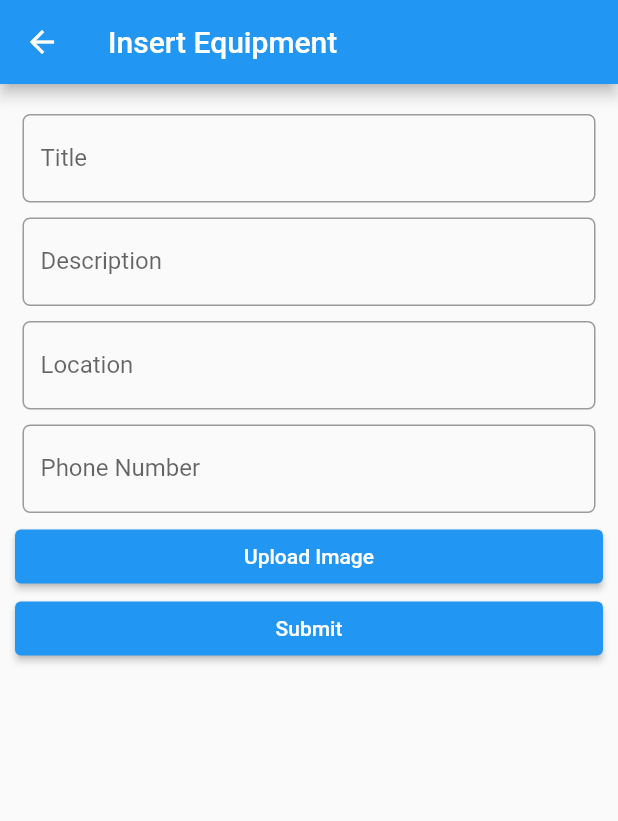
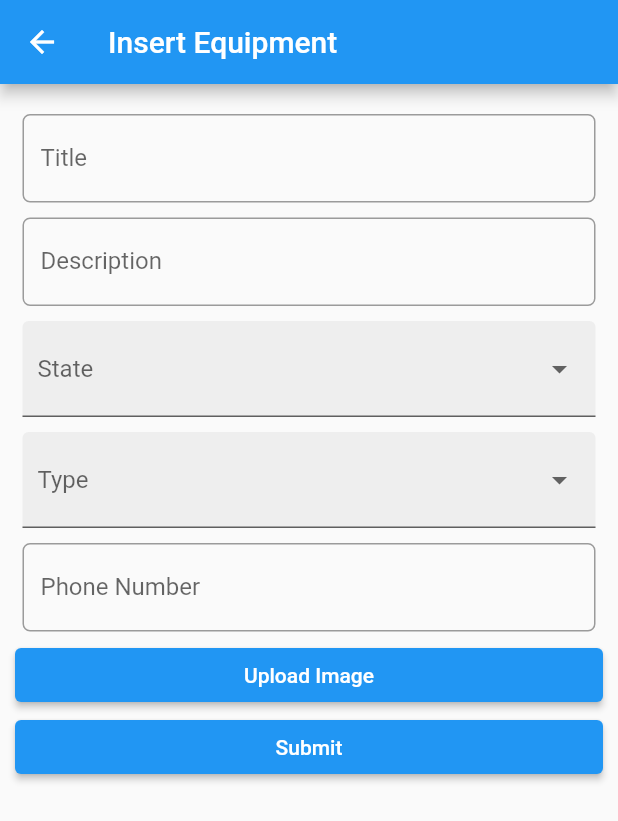
Before and after one commit to InfiniteVerma/app_rec_task, a Flutter app: the InsertEquipment screen opened directly, on a phone screen of 412 x 824 dp. Shown: the top 821 px of the screen. Run offline on Flutter 3.47's test engine with Material 2 defaults, Android fonts, the phone set to English and light mode, and no system bars; our stand-ins replace image_picker; missing offline and left inert: dart:ffi; network calls fail.

Commit message:
alter form to take type and state from dropdown

```diff
--- a/app/lib/screens/insertEquipment.dart
+++ b/app/lib/screens/insertEquipment.dart
@@ -1,4 +1,5 @@
 import 'dart:io';
+import 'package:app_rec_task/constants.dart';
 import 'package:path/path.dart';
 import 'dart:convert';
 import 'dart:ffi';
@@ -93,9 +94,17 @@ class _InsertEquipmentState extends State<InsertEquipment> {
                     equipment.desc = val;
                   });
                 }),
-                inputWidget('Location', (val) {
+                buildDropdown(
+                  'State',
+                  indiaStates,
+                  equipment.location,
+                  (newValue) {
+                    setState(() => equipment.location = newValue);
+                  },
+                ),
+                buildDropdown('Type', typesOfEquipment, equipment.type, (val) {
                   setState(() {
-                    equipment.location = val;
+                    equipment.type = val;
                   });
                 }),
                 inputWidget('Phone Number', (val) {
@@ -130,6 +139,32 @@ class _InsertEquipmentState extends State<InsertEquipment> {
         ));
   }
 
+  Padding buildDropdown(
+      String hintText, List<String> listItems, String val, Function onchanged) {
+    return Padding(
+      padding: const EdgeInsets.all(5.0),
+      child: DropdownButtonFormField(
+        hint: Text(hintText),
+        items: listItems.map((String category) {
+          return new DropdownMenuItem(
+              value: category,
+              child: Row(
+                children: <Widget>[
+                  Text(category),
+                ],
+              ));
+        }).toList(),
+        onChanged: onchanged,
+        value: val,
+        decoration: InputDecoration(
+          contentPadding: EdgeInsets.fromLTRB(10, 20, 10, 20),
+          filled: true,
+          fillColor: Colors.grey[200],
+        ),
+      ),
+    );
+  }
+
   Padding inputWidget(String label, Function onsaved) {
     return Padding(
       padding: const EdgeInsets.all(5),
```
